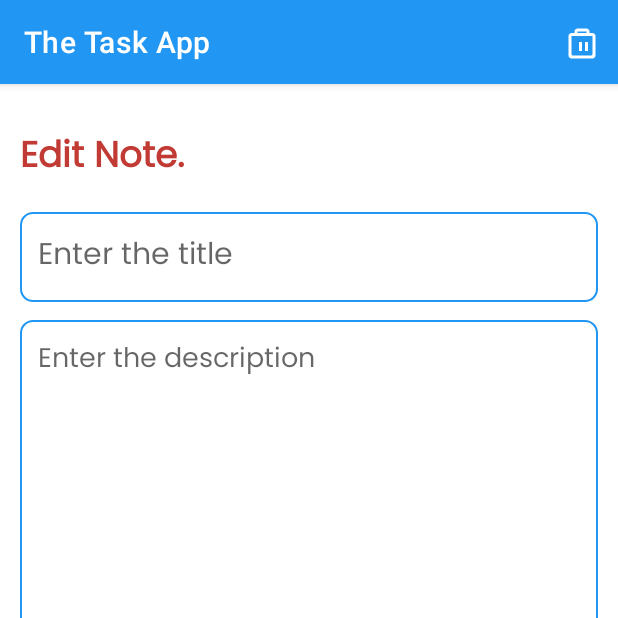
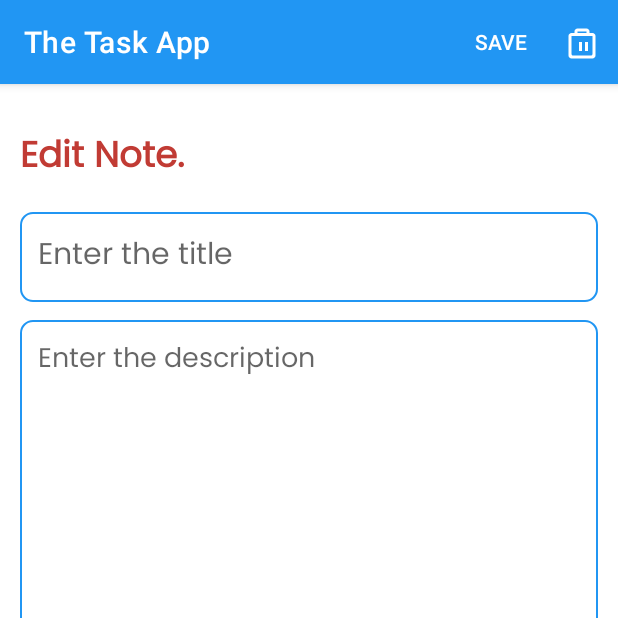
Before and after one commit to ravinduAG/ToDo_App, an Android app: the EditTaskFragment screen opened through its navigation route, on a phone screen of 412 x 824 dp, the top half of it. Run offline under Robolectric (Android 15) with nearby library versions, the phone set to English and light mode, and no system bars; our stand-ins replace Room's generated code, data binding; 3 statements that could not run were skipped.

Commit message:
edit task implementation added

```diff
--- a/app/src/main/res/menu/menu_edit_task.xml
+++ b/app/src/main/res/menu/menu_edit_task.xml
@@ -1,6 +1,11 @@
 <?xml version="1.0" encoding="utf-8"?>
 <menu xmlns:android="http://schemas.android.com/apk/res/android"
     xmlns:app="http://schemas.android.com/apk/res-auto">
+
+    <item
+        android:id="@+id/saveMenu"
+        android:title="Save"
+        app:showAsAction="always" />
 
     <item
         android:id="@+id/deleteMenu"
```
Also changed, not shown: app/src/main/java/com/example/thetaskapp/fragments/EditTaskFragment.kt (+20 -2 lines).
